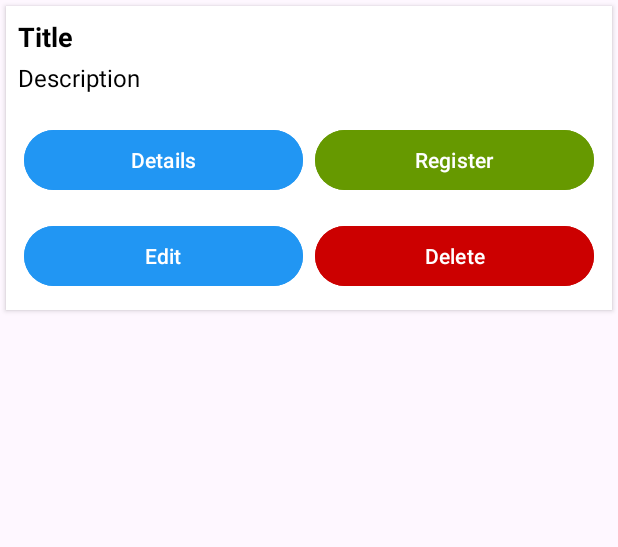
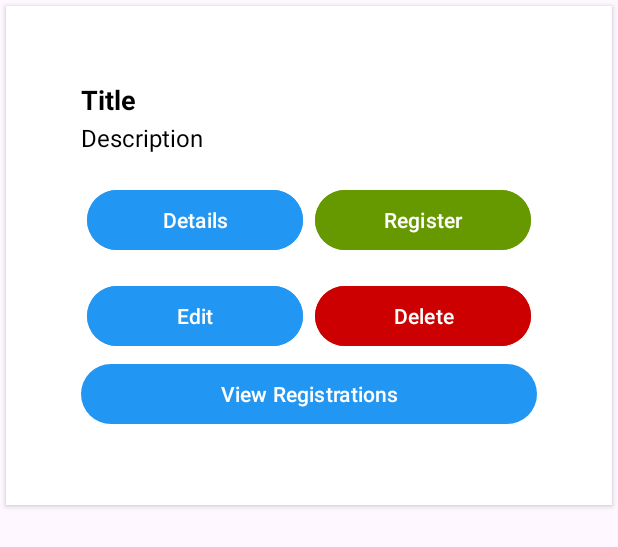
Before and after one commit to AidLink-app/AidLink-Volunteering-app, an Android app: the layout item_post.xml on its own in the app's theme, with its tools: preview values and no code run, on a phone screen of 412 x 824 dp. Shown: the top 547 px of the screen. Run offline under Robolectric (Android 15) with nearby library versions, the phone set to English and light mode, and no system bars.

Commit message:
View registered users and approval

```diff
--- a/app/build.gradle.kts
+++ b/app/build.gradle.kts
@@ -58,6 +58,7 @@ dependencies {
     testImplementation(libs.junit)
     androidTestImplementation(libs.ext.junit)
     androidTestImplementation(libs.espresso.core)
+    implementation ("androidx.cardview:cardview:1.0.0")
     implementation ("com.google.android.material:material:1.9.0")
     // Espresso Core
     androidTestImplementation("androidx.test.espresso:espresso-core:3.5.1")
--- a/app/src/main/java/com/example/welcom/AddPostActivity.java
+++ b/app/src/main/java/com/example/welcom/AddPostActivity.java
@@ -105,6 +105,7 @@ public class AddPostActivity extends AppCompatActivity {
         }
 
         Map<String, Object> post = new HashMap<>();
+        post.put("activeStatus", true);
         post.put("title", title);
         post.put("description", description);
         post.put("date", date);
--- a/app/src/main/java/com/example/welcom/DashboardActivity.java
+++ b/app/src/main/java/com/example/welcom/DashboardActivity.java
@@ -150,6 +150,7 @@ public class DashboardActivity extends AppCompatActivity {
                     postList.clear();
                     for (QueryDocumentSnapshot document : queryDocumentSnapshots) {
                         Post post = document.toObject(Post.class);
+                        post.setPostId(document.getId());
                         String organizationId = document.getString("organizationId");
 
                         if (organizationId != null && organizationMap.containsKey(organizationId)) {
--- a/app/src/main/java/com/example/welcom/User.java
+++ b/app/src/main/java/com/example/welcom/User.java
@@ -1,6 +1,8 @@
 package com.example.welcom;
 import java.io.Serializable;
 public class User implements Serializable {
+
+    private String userId;
     private String email;
     private String role; // "organization" or "volunteer"
     private String imageUrl;
--- a/app/src/main/res/layout/item_post.xml
+++ b/app/src/main/res/layout/item_post.xml
@@ -3,23 +3,25 @@
     android:layout_width="match_parent"
     android:layout_height="wrap_content"
     android:orientation="vertical"
-    android:padding="8dp"
+    android:padding="50dp"
     android:background="@android:color/white"
     android:layout_margin="4dp"
     android:elevation="2dp">
 
     <!-- Title -->
+
+    <!-- Description -->
+
     <TextView
         android:id="@+id/postTitle"
         android:layout_width="wrap_content"
         android:layout_height="wrap_content"
+        android:paddingBottom="2dp"
         android:text="Title"
+        android:textColor="@android:color/black"
         android:textSize="18sp"
-        android:textStyle="bold"
-        android:textColor="@android:color/black"
-        android:paddingBottom="4dp" />
+        android:textStyle="bold" />
 
-    <!-- Description -->
     <TextView
         android:id="@+id/postDescription"
         android:layout_width="wrap_content"
@@ -103,6 +105,7 @@
                 android:layout_margin="4dp"
                 android:singleLine="true"
                 android:minWidth="80dp" />
+
         </LinearLayout>
     </LinearLayout>
 
@@ -156,4 +159,10 @@
             android:text="Image URL: "
             android:textSize="14sp" />
     </LinearLayout>
+
+    <Button
+        android:id="@+id/btnViewRegistrations"
+        android:layout_width="match_parent"
+        android:layout_height="wrap_content"
+        android:text="View Registrations" />
 </LinearLayout>
```
Also changed, not shown: app/src/main/java/com/example/welcom/Post.java (+38 -4 lines), app/src/main/java/com/example/welcom/PostAdapter.java (+95 -11 lines).
